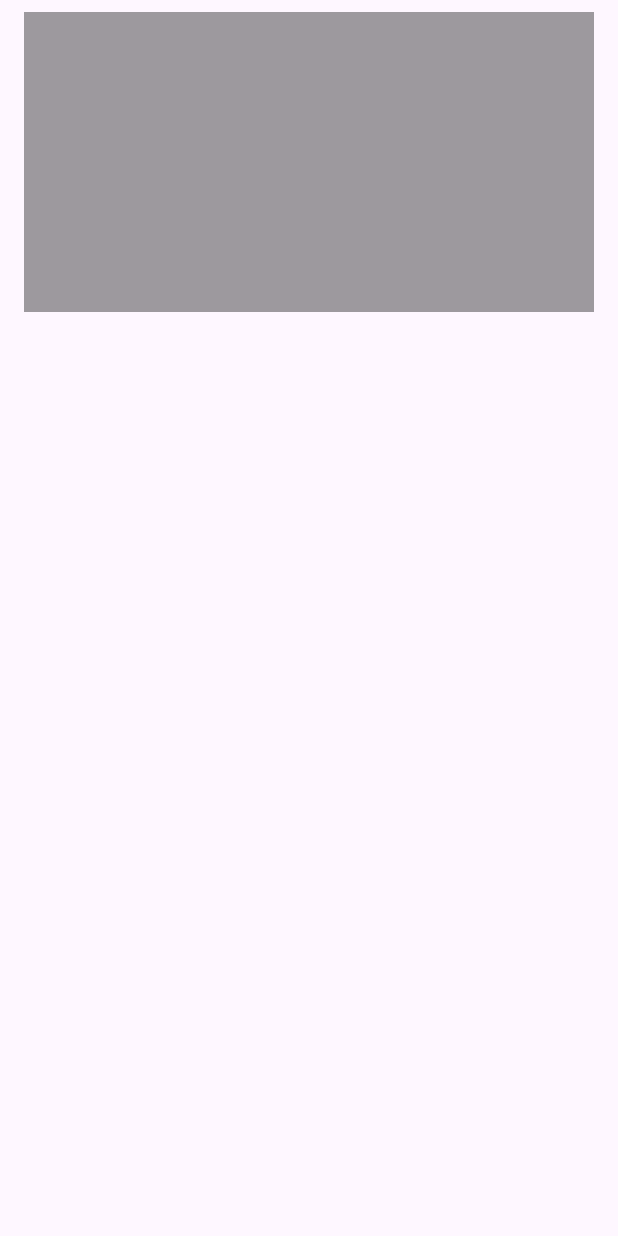
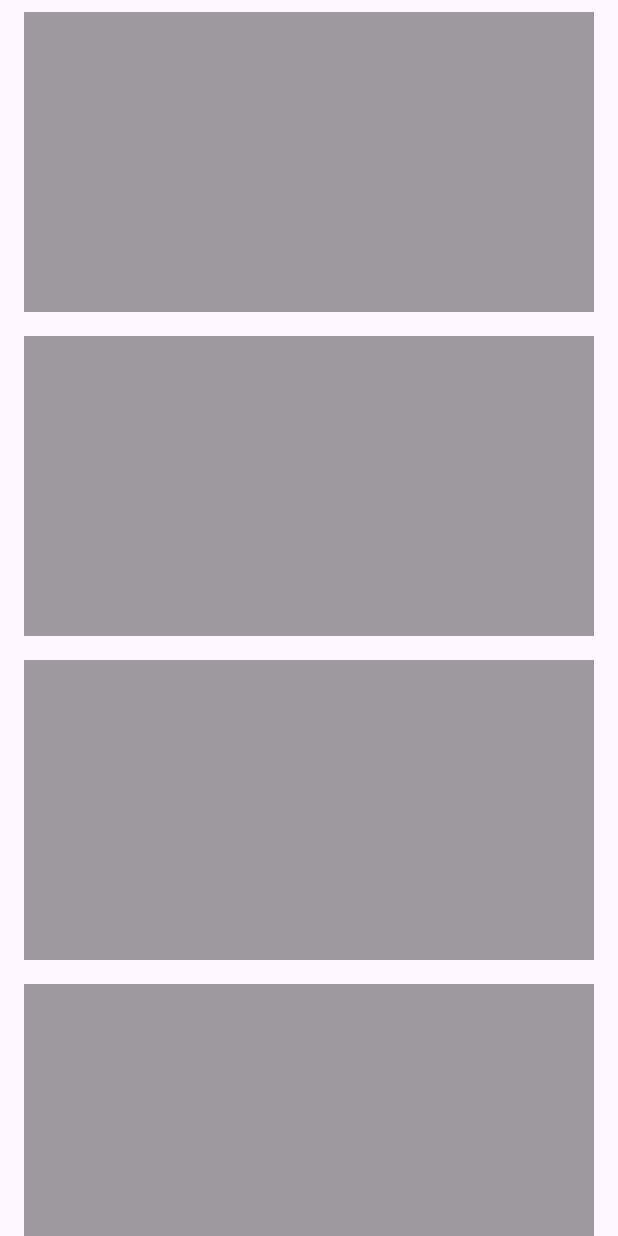
Before and after one commit to loegnah/lg_flutter_idx, a Flutter app: the screen it shows after launch, on a phone screen of 412 x 824 dp. Run offline on Flutter 3.47's test engine with Material 3 defaults, Android fonts, the phone set to English and light mode, and no system bars; our stand-ins replace animate_do, email_validator, gap, image_picker, ionicons.

Commit message:
page4 make 4 cut

```diff
--- a/lib/page/page4.dart
+++ b/lib/page/page4.dart
@@ -11,17 +11,16 @@ class Page4 extends StatefulWidget {
 }
 
 class _Page4State extends State<Page4> {
-  List<XFile> files = [];
+  List<XFile?> files = [null, null, null, null];
 
   @override
   Widget build(BuildContext context) {
     return Scaffold(
       body: ListView.builder(
-        // padding: const EdgeInsets.all(10),
-        itemCount: files.length + 1,
+        itemCount: files.length,
         itemBuilder: (context, index) {
           return InkWell(
-            onTap: index == files.length
+            onTap: files[index] == null
                 ? () async {
                     final ImagePicker picker = ImagePicker();
                     final file =
@@ -49,10 +48,10 @@ class _Page4State extends State<Page4> {
               color: Colors.black38,
               margin:
                   const EdgeInsets.symmetric(vertical: 8.0, horizontal: 16.0),
-              child: index == files.length
+              child: files[index] == null
                   ? null
                   : Image.file(
-                      File(files[index].path),
+                      File(files[index]!.path),
                       fit: BoxFit.cover,
                     ),
               // : Image.network(
```
